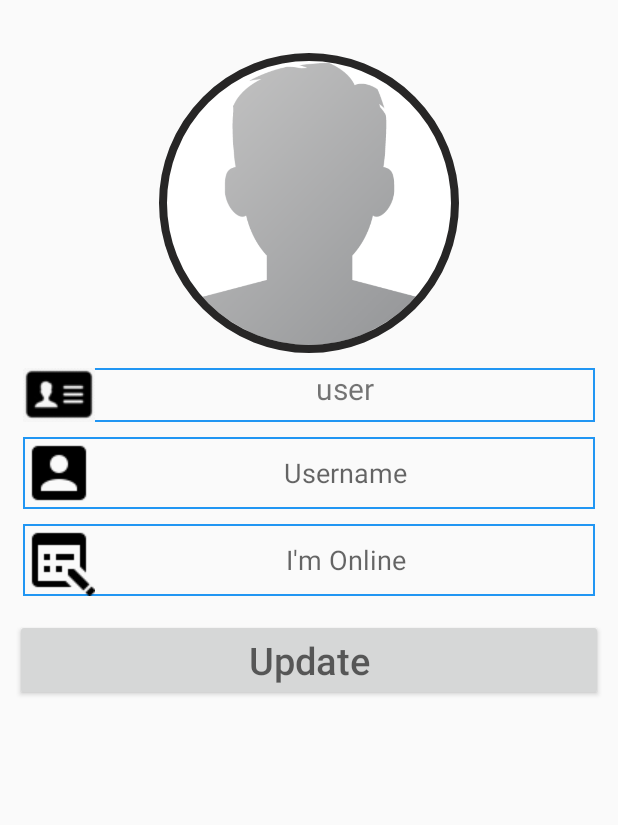
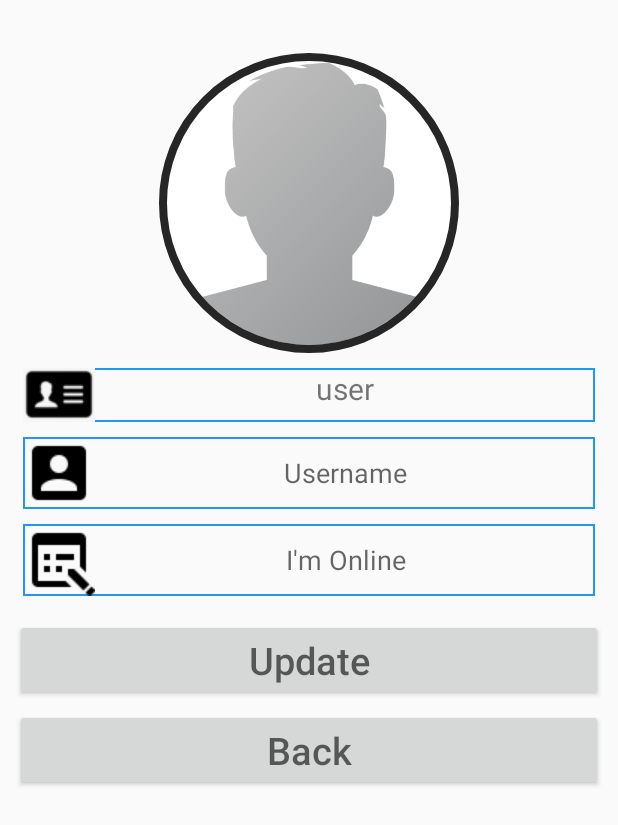
Before and after one commit to thangdoominh/Computer-Networking-Ass-1, an Android app: the screen it shows after launch once a user with an empty profile is signed in (SettingsActivity), on a phone screen of 412 x 824 dp. Shown: the top 825 px of the screen. Run offline under Robolectric (Android 15) with nearby library versions, the light colour scheme and no system bars; our stand-ins replace CircleImageView, Firebase (no records; nobody signed in at launch, a user with empty details on screens opened directly), Picasso; libraries missing offline, so code that uses them is left out: com.theartofdev.edmodo; pictures from the network do not load.

Commit message:
them back button trong setting

```diff
--- a/app/src/main/java/com/example/computer_networking_1/SettingsActivity.java
+++ b/app/src/main/java/com/example/computer_networking_1/SettingsActivity.java
@@ -35,7 +35,7 @@ import com.squareup.picasso.Picasso;
 import de.hdodenhof.circleimageview.CircleImageView;
 
 public class SettingsActivity extends AppCompatActivity {
-    private Button UpdateAccountSettings;
+    private Button UpdateAccountSettings, backButton;
     private EditText userName, userStatus;
     private TextView userid;
     private CircleImageView userProfileImage;
@@ -65,6 +65,13 @@ public class SettingsActivity extends AppCompatActivity {
             @Override
             public void onClick(View v) {
                 UpdateSettings();
+            }
+        });
+
+        backButton.setOnClickListener(new View.OnClickListener() {
+            @Override
+            public void onClick(View v) {
+                SendUserToMainActivity();
             }
         });
 
@@ -170,6 +177,7 @@ public class SettingsActivity extends AppCompatActivity {
 
     private void InitializeFields() {
         UpdateAccountSettings = (Button) findViewById(R.id.update_settings_button);
+        backButton = (Button)findViewById(R.id.back_button);
         userid = (TextView) findViewById(R.id.user_id);
         userName = (EditText) findViewById(R.id.set_user_name);
         userStatus = (EditText) findViewById(R.id.set_profile_status);
@@ -224,12 +232,12 @@ public class SettingsActivity extends AppCompatActivity {
                                                     @Override
                                                     public void onComplete(@NonNull Task<Void> task) {
                                                         if (task.isSuccessful()){
-                                                            Toast.makeText(SettingsActivity.this, " Image save, Successfull ...", Toast.LENGTH_SHORT).show();
+                                                            Toast.makeText(SettingsActivity.this, " Image saved", Toast.LENGTH_SHORT).show();
                                                             loadingBar.dismiss();
                                                         }
                                                         else{
                                                             String message = task.getException().toString();
-                                                            Toast.makeText(SettingsActivity.this, "Error :" + message, Toast.LENGTH_SHORT).show();
+                                                            Toast.makeText(SettingsActivity.this, "Error : " + message, Toast.LENGTH_SHORT).show();
                                                             loadingBar.dismiss();
                                                         }
                                                     }
--- a/app/src/main/res/layout/activity_settings.xml
+++ b/app/src/main/res/layout/activity_settings.xml
@@ -73,5 +73,18 @@
         android:layout_marginEnd="10dp"
         android:layout_marginTop="15dp"
         android:textSize="25dp"
+        >
+    </Button>
+    <Button
+        android:id="@+id/back_button"
+        android:layout_height="wrap_content"
+        android:layout_width="match_parent"
+        android:layout_below="@id/update_settings_button"
+        android:hint ="Back"
+        android:textAlignment="center"
+        android:layout_marginStart="10dp"
+        android:layout_marginEnd="10dp"
+        android:layout_marginTop="5dp"
+        android:textSize="25dp"
         ></Button>
 </RelativeLayout>
```
